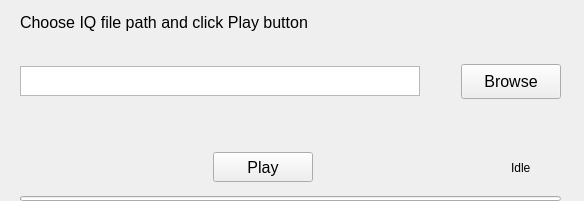
Before: the Qt Designer form grc_part/grc/source/file_source/iq_file.ui in PW-Sat2/HAM-desktop-application, drawn with Qt 5.
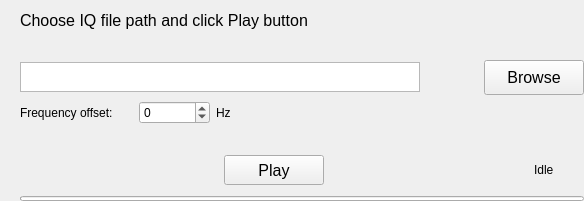
After: the same form once the commit is applied. Icons and pictures are not drawn.

Commit message: add frequency offset to file source gui

Diff of the .ui file:
```diff
--- a/grc_part/grc/source/file_source/iq_file.ui
+++ b/grc_part/grc/source/file_source/iq_file.ui
@@ -44,7 +44,7 @@
      <rect>
       <x>0</x>
       <y>0</y>
-      <width>581</width>
+      <width>604</width>
       <height>201</height>
      </rect>
     </property>
@@ -299,6 +299,66 @@
        </property>
       </widget>
      </item>
+     <item row="3" column="1">
+      <layout class="QGridLayout" name="gridLayout">
+       <item row="0" column="0">
+        <widget class="QLabel" name="label">
+         <property name="text">
+          <string>Frequency offset:</string>
+         </property>
+        </widget>
+       </item>
+       <item row="0" column="4">
+        <spacer name="horizontalSpacer_6">
+         <property name="orientation">
+          <enum>Qt::Horizontal</enum>
+         </property>
+         <property name="sizeHint" stdset="0">
+          <size>
+           <width>40</width>
+           <height>20</height>
+          </size>
+         </property>
+        </spacer>
+       </item>
+       <item row="0" column="2">
+        <widget class="QDoubleSpinBox" name="frequencyOffset">
+         <property name="decimals">
+          <number>0</number>
+         </property>
+         <property name="minimum">
+          <double>-999999999.000000000000000</double>
+         </property>
+         <property name="value">
+          <double>0.000000000000000</double>
+         </property>
+        </widget>
+       </item>
+       <item row="0" column="1">
+        <spacer name="horizontalSpacer_7">
+         <property name="orientation">
+          <enum>Qt::Horizontal</enum>
+         </property>
+         <property name="sizeType">
+          <enum>QSizePolicy::Fixed</enum>
+         </property>
+         <property name="sizeHint" stdset="0">
+          <size>
+           <width>20</width>
+           <height>20</height>
+          </size>
+         </property>
+        </spacer>
+       </item>
+       <item row="0" column="3">
+        <widget class="QLabel" name="label_2">
+         <property name="text">
+          <string>Hz</string>
+         </property>
+        </widget>
+       </item>
+      </layout>
+     </item>
     </layout>
    </widget>
   </widget>
```
The commit also changes 2 other files.
